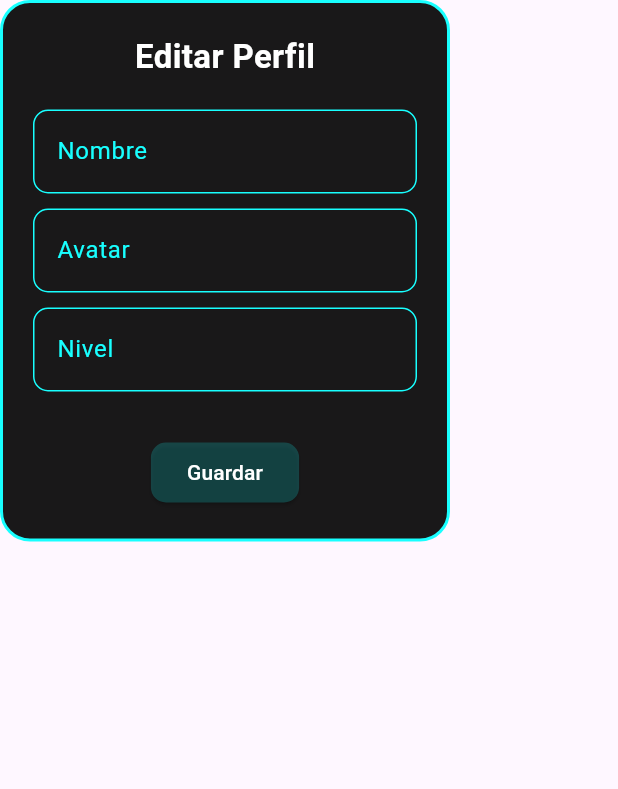
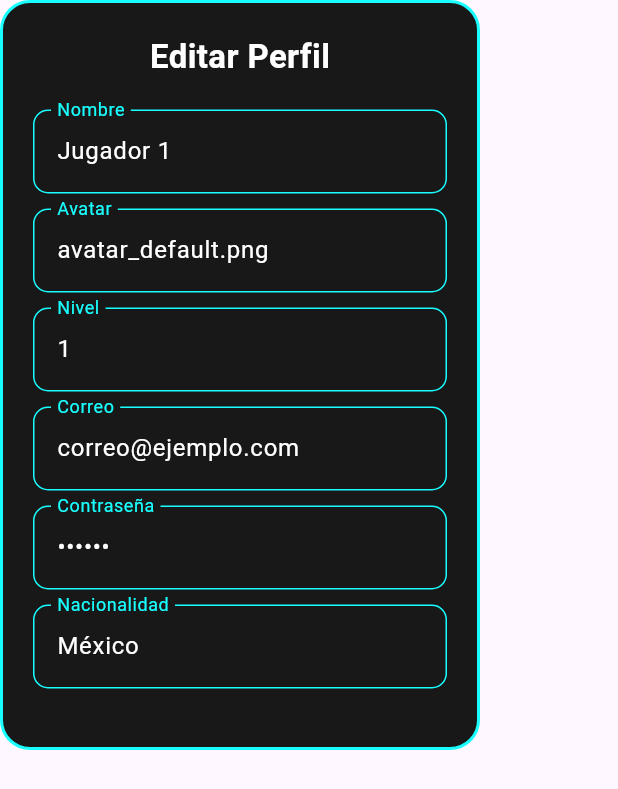
Before and after one commit to admnneoaztlan/neoaztlangame, a Flutter app: the InformacionPerfil widget shown alone on an empty page, opened directly, on a phone screen of 412 x 824 dp. Shown: the top 789 px of the screen. Run offline on Flutter 3.47's test engine with Material 3 defaults, Android fonts, the light colour scheme and no system bars; missing offline and left inert: flame; statements that could not run were skipped.

Commit message:
Se añadieron los campos de informacion de perfil

```diff
--- a/lib/UI/informacion_perfil.dart
+++ b/lib/UI/informacion_perfil.dart
@@ -1,19 +1,66 @@
 import 'package:flutter/material.dart';
 
-class InformacionPerfil extends StatelessWidget {
+/// 🔹 Variables globales compartidas (simulan almacenamiento temporal)
+String nombreJugador = "Jugador 1";
+String avatarJugador = "avatar_default.png";
+int nivelJugador = 1;
+String correoJugador = "correo@ejemplo.com";
+String contrasenaJugador = "123456";
+String nacionalidadJugador = "México";
+bool cuentaEliminada = false;
+
+/// Widget principal
+class InformacionPerfil extends StatefulWidget {
   const InformacionPerfil({super.key});
+
+  @override
+  State<InformacionPerfil> createState() => _InformacionPerfilState();
+}
+
+class _InformacionPerfilState extends State<InformacionPerfil> {
+  late TextEditingController _nombreController;
+  late TextEditingController _avatarController;
+  late TextEditingController _nivelController;
+  late TextEditingController _correoController;
+  late TextEditingController _contrasenaController;
+  late TextEditingController _nacionalidadController;
+
+  @override
+  void initState() {
+    super.initState();
+    // Inicializamos con los valores actuales
+    _nombreController = TextEditingController(text: nombreJugador);
+    _avatarController = TextEditingController(text: avatarJugador);
+    _nivelController = TextEditingController(text: nivelJugador.toString());
+    _correoController = TextEditingController(text: correoJugador);
+    _contrasenaController = TextEditingController(text: contrasenaJugador);
+    _nacionalidadController = TextEditingController(text: nacionalidadJugador);
+  }
+
+  @override
+  void dispose() {
+    _nombreController.dispose();
+    _avatarController.dispose();
+    _nivelController.dispose();
+    _correoController.dispose();
+    _contrasenaController.dispose();
+    _nacionalidadController.dispose();
+    super.dispose();
+  }
 
   @override
   Widget build(BuildContext context) {
     return Container(
-      width: 300,
+      width: 320,
+      height: 500,
       padding: const EdgeInsets.all(20),
       decoration: BoxDecoration(
-        // ignore: deprecated_member_use
         color: Colors.black.withOpacity(0.9),
         borderRadius: BorderRadius.circular(20),
         border: Border.all(color: Colors.cyanAccent, width: 2),
       ),
+      child: SingleChildScrollView(
+        // 🔹 Para poder desplazarse
         child: Column(
           mainAxisSize: MainAxisSize.min,
           children: [
@@ -26,31 +73,120 @@ class InformacionPerfil extends StatelessWidget {
               ),
             ),
             const SizedBox(height: 20),
-          _campo('Nombre', 'Escribe tu nombre'),
+
+            _campo('Nombre', 'Escribe tu nombre', _nombreController),
             const SizedBox(height: 10),
-          _campo('Avatar', 'Nombre del avatar'),
+            _campo('Avatar', 'Nombre del avatar', _avatarController),
             const SizedBox(height: 10),
-          _campo('Nivel', '0'),
-          const SizedBox(height: 30),
+            _campo('Nivel', '0', _nivelController),
+            const SizedBox(height: 10),
+            _campo('Correo', 'ejemplo@correo.com', _correoController),
+            const SizedBox(height: 10),
+            _campo('Contraseña', '******', _contrasenaController,
+                obscure: true),
+            const SizedBox(height: 10),
+            _campo('Nacionalidad', 'País de origen', _nacionalidadController),
+
+            const SizedBox(height: 25),
+
             ElevatedButton(
               style: ElevatedButton.styleFrom(
-              // ignore: deprecated_member_use
                 backgroundColor: Colors.cyanAccent.withOpacity(0.2),
                 foregroundColor: Colors.white,
                 shape: RoundedRectangleBorder(
                   borderRadius: BorderRadius.circular(10),
                 ),
               ),
-            onPressed: () => Navigator.of(context).pop(),
+              onPressed: () {
+                // 🔹 Guardamos los cambios globalmente
+                setState(() {
+                  nombreJugador = _nombreController.text;
+                  avatarJugador = _avatarController.text;
+                  nivelJugador =
+                      int.tryParse(_nivelController.text) ?? nivelJugador;
+                  correoJugador = _correoController.text;
+                  contrasenaJugador = _contrasenaController.text;
+                  nacionalidadJugador = _nacionalidadController.text;
+                });
+
+                Navigator.of(context).pop(); // 🔹 Cierra el diálogo
+              },
               child: const Text('Guardar'),
-          )
+            ),
+
+            const SizedBox(height: 15),
+
+            // 🔹 Botón Términos y condiciones
+            TextButton(
+              onPressed: () {
+                showDialog(
+                  context: context,
+                  builder: (context) => AlertDialog(
+                    backgroundColor: Colors.black87,
+                    shape: RoundedRectangleBorder(
+                        borderRadius: BorderRadius.circular(12)),
+                    title: const Text(
+                      "Términos y Condiciones",
+                      style: TextStyle(color: Colors.cyanAccent),
+                    ),
+                    content: const Text(
+                      "Al usar esta aplicación aceptas que los datos mostrados "
+                      "son de carácter informativo y pueden cambiar en futuras versiones.",
+                      style: TextStyle(color: Colors.white70),
+                    ),
+                    actions: [
+                      TextButton(
+                        onPressed: () => Navigator.pop(context),
+                        child: const Text("Aceptar",
+                            style: TextStyle(color: Colors.cyanAccent)),
+                      ),
                     ],
+                  ),
+                );
+              },
+              child: const Text(
+                "Ver Términos y Condiciones",
+                style: TextStyle(color: Colors.cyanAccent),
+              ),
+            ),
+
+            const SizedBox(height: 10),
+
+            // 🔹 Botón Eliminar cuenta
+            ElevatedButton(
+              style: ElevatedButton.styleFrom(
+                backgroundColor: Colors.red.withOpacity(0.3),
+                foregroundColor: Colors.white,
+                shape: RoundedRectangleBorder(
+                  borderRadius: BorderRadius.circular(10),
+                ),
+              ),
+              onPressed: () {
+                setState(() {
+                  cuentaEliminada = true;
+                });
+                Navigator.of(context).pop();
+                ScaffoldMessenger.of(context).showSnackBar(
+                  const SnackBar(
+                    content: Text('Cuenta eliminada (simulado)'),
+                    backgroundColor: Colors.redAccent,
+                  ),
+                );
+              },
+              child: const Text('Eliminar cuenta'),
+            ),
+          ],
+        ),
       ),
     );
   }
 
-  Widget _campo(String label, String hint) {
+  /// 🔹 Campo reutilizable
+  Widget _campo(String label, String hint, TextEditingController controller,
+      {bool obscure = false}) {
     return TextField(
+      controller: controller,
+      obscureText: obscure,
       style: const TextStyle(color: Colors.white),
       decoration: InputDecoration(
         labelText: label,
@@ -62,8 +198,7 @@ class InformacionPerfil extends StatelessWidget {
           borderRadius: BorderRadius.circular(10),
         ),
         focusedBorder: OutlineInputBorder(
-          borderSide:
-              const BorderSide(color: Colors.cyanAccent, width: 1.5),
+          borderSide: const BorderSide(color: Colors.cyanAccent, width: 1.5),
           borderRadius: BorderRadius.circular(10),
         ),
       ),
```
Also changed, not shown: lib/main.dart (+4 -3 lines). Lines whose indentation alone changed are shown as unchanged.
